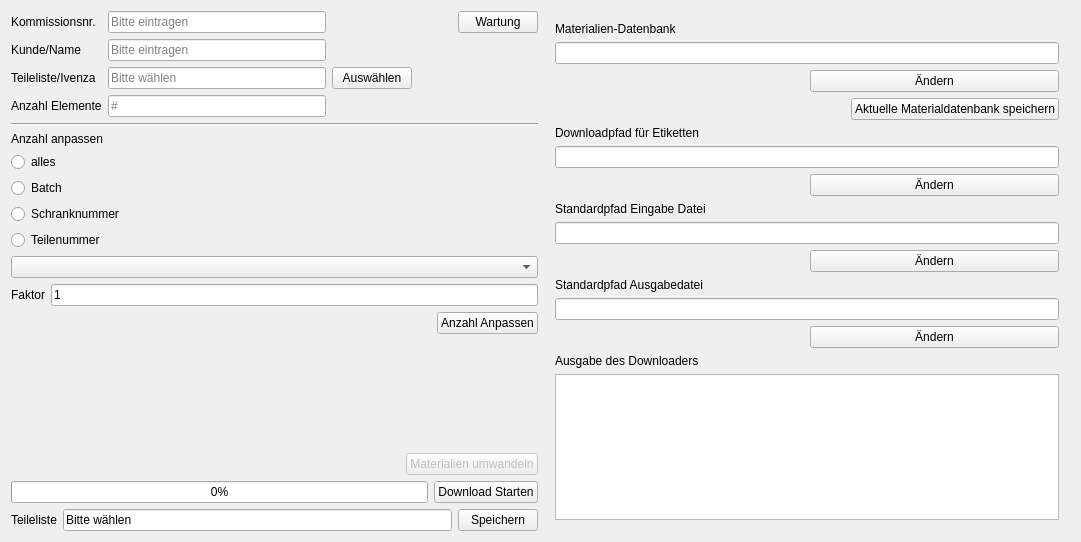
This is mainwindow.ui in xavor92/Ardis2Holzma as Qt 5 draws it before an edit. The edited form follows.
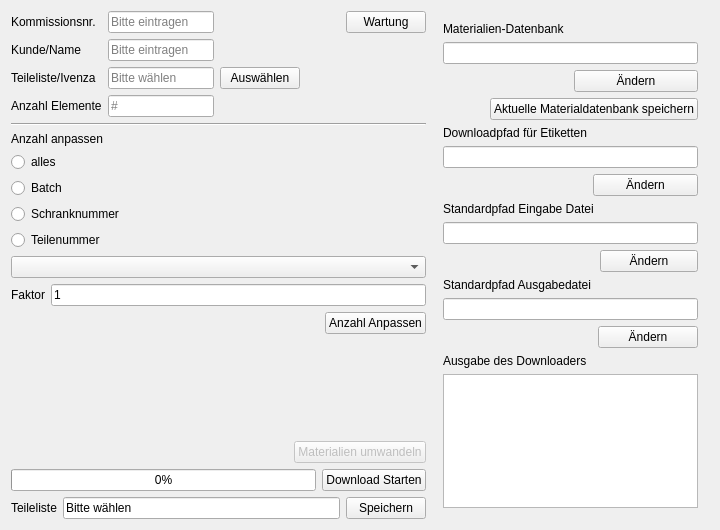
This is the edited form.

Diff of the .ui file:
```diff
--- a/mainwindow.ui
+++ b/mainwindow.ui
@@ -6,8 +6,8 @@
    <rect>
     <x>0</x>
     <y>0</y>
-    <width>1081</width>
-    <height>542</height>
+    <width>720</width>
+    <height>530</height>
    </rect>
   </property>
   <property name="sizePolicy">
```
